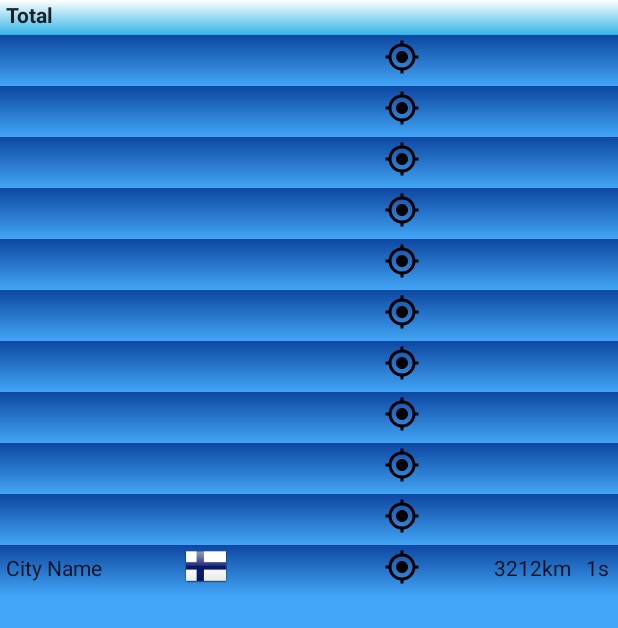
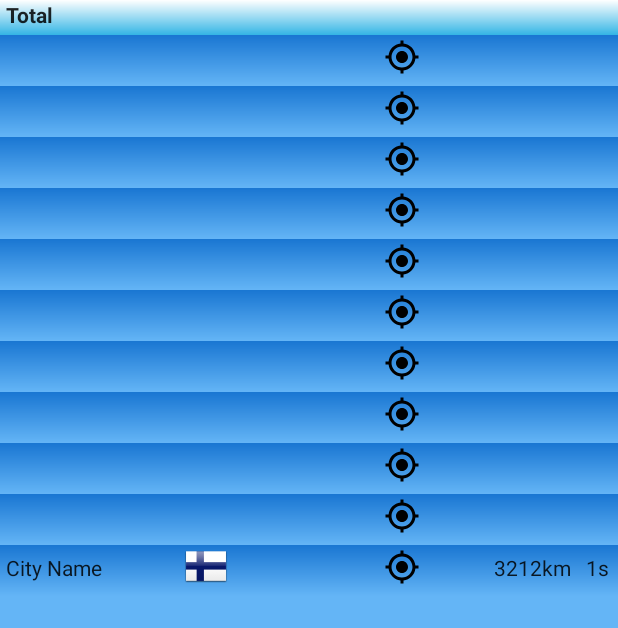
Before and after one commit to akselwillgert/citynator, an Android app: the layout dummy_results_table.xml on its own in the app's theme, with its tools: preview values and no code run, on a phone screen of 412 x 824 dp. Shown: the top 628 px of the screen. Run offline under Robolectric (Android 15) with nearby library versions, the phone set to English and light mode, and no system bars.

Commit message:
slight more light in theme

```diff
--- a/citynator/build.gradle
+++ b/citynator/build.gradle
@@ -31,8 +31,8 @@ android {
         applicationId "se.subsurface.flagit"
         minSdkVersion 15
         targetSdkVersion 23
-        versionCode 20
-        versionName "0.0.20"
+        versionCode 21
+        versionName "0.0.21"
     }
 
     signingConfigs {
--- a/citynator/src/main/res/values/styles.xml
+++ b/citynator/src/main/res/values/styles.xml
@@ -1,7 +1,7 @@
 <resources>
 
-    <color name="primary">@color/blue_400</color>
-    <color name="primary_dark">@color/blue_900</color>
+    <color name="primary">@color/blue_300</color>
+    <color name="primary_dark">@color/blue_700</color>
     <color name="accent">#ffc400</color>
     <color name="text_primary">#D9FFFFFF</color>
     <color name="text_secondary">#D9000000</color>
```
